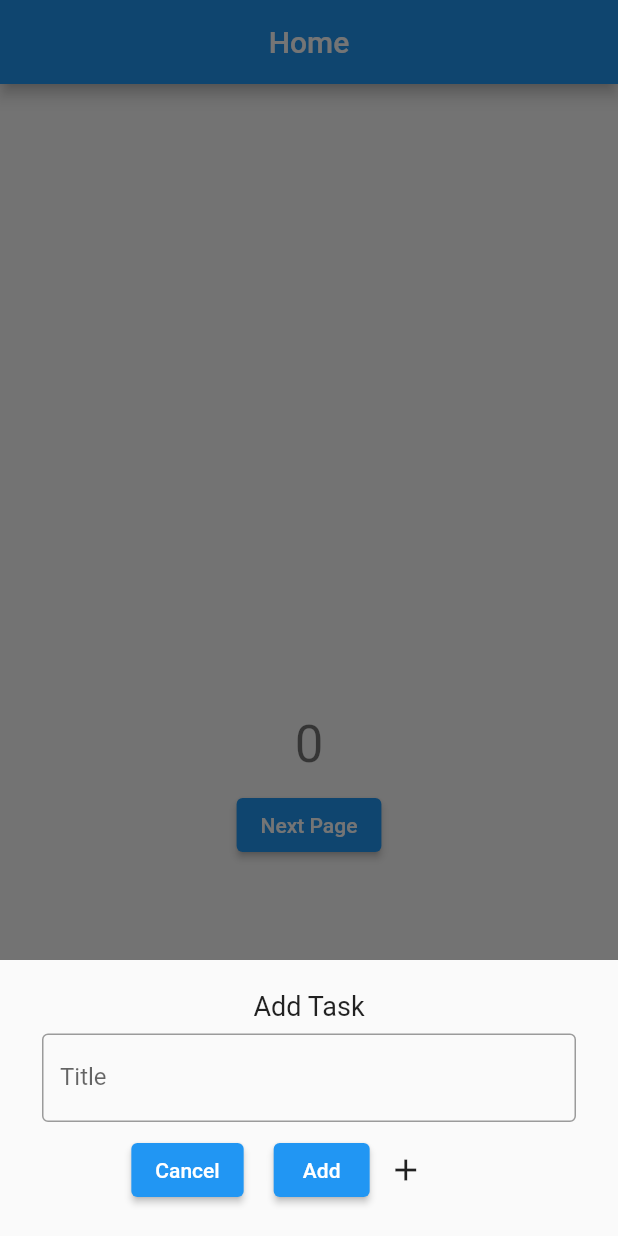
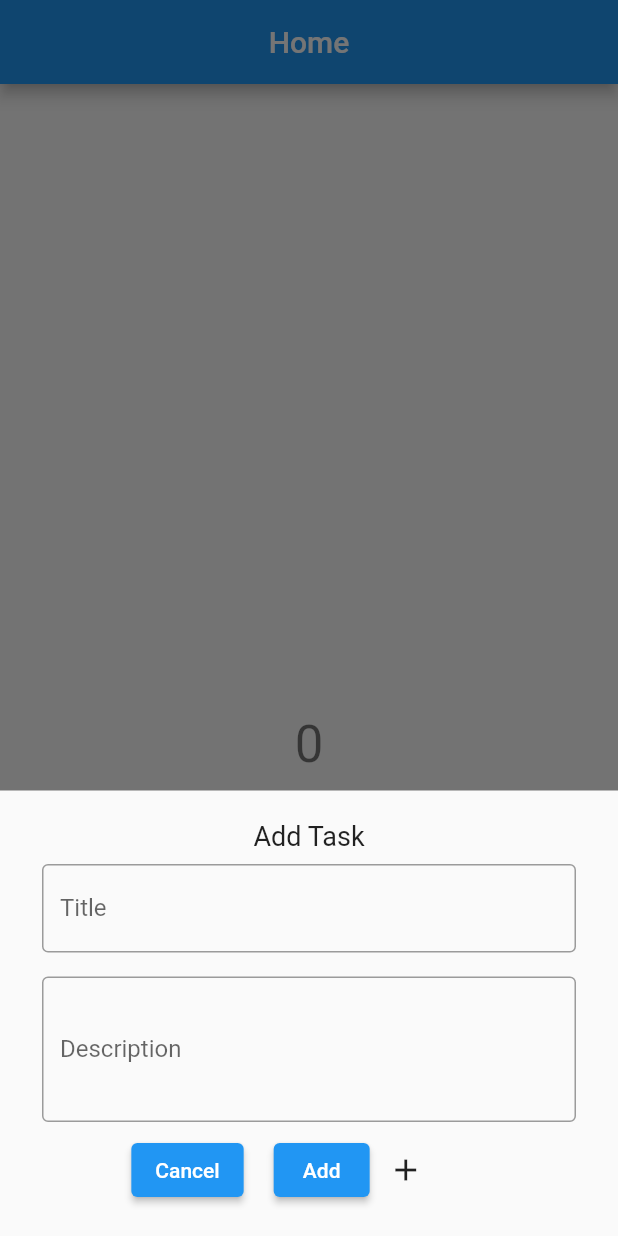
Before and after one commit to SamiraRa/BLoC, a Flutter app: the screen it shows after launch, after a tap on the "add" icon, on a phone screen of 412 x 824 dp. Run offline on Flutter 3.47's test engine with Material 2 defaults, Android fonts, the phone set to English and light mode, and no system bars; our stand-ins replace bloc, equatable, flutter_bloc, hydrated_bloc.

```diff
--- a/lib/Model/task_data_model.dart
+++ b/lib/Model/task_data_model.dart
@@ -4,10 +4,12 @@ import 'package:equatable/equatable.dart';
 
 class Task extends Equatable {
   final String title;
+  final String id;
   bool? isDone;
   bool? isDeleted;
   Task({
     required this.title,
+    required this.id,
     this.isDone,
     this.isDeleted,
   }) {
@@ -17,11 +19,13 @@ class Task extends Equatable {
 
   Task copyWith({
     String? title,
+    String? id,
     bool? isDone,
     bool? isDeleted,
   }) {
     return Task(
       title: title ?? this.title,
+      id: title ?? this.id,
       isDone: isDone ?? this.isDone,
       isDeleted: isDeleted ?? this.isDeleted,
     );
@@ -30,6 +34,7 @@ class Task extends Equatable {
   Map<String, dynamic> toMap() {
     return {
       'title': title,
+      'id': id,
       'isDone': isDone,
       'isDeleted': isDeleted,
     };
@@ -38,6 +43,7 @@ class Task extends Equatable {
   factory Task.fromMap(Map<String, dynamic> map) {
     return Task(
       title: map['title'] ?? ' ',
+      id: map['id'] ?? ' ',
       isDone: map['isDone'],
       isDeleted: map['isDeleted'],
     );
--- a/lib/Screens/tasks_screen.dart
+++ b/lib/Screens/tasks_screen.dart
@@ -105,6 +105,7 @@ class _MyHomePageState extends State<MyHomePage> {
 
   void _addTask(BuildContext context) {
     TextEditingController titleController = TextEditingController();
+    TextEditingController descriptionController = TextEditingController();
     showModalBottomSheet(
         context: context,
         builder: (context) => SingleChildScrollView(
@@ -128,6 +129,18 @@ class _MyHomePageState extends State<MyHomePage> {
                           decoration: const InputDecoration(
                               label: Text('Title'),
                               border: OutlineInputBorder()),
+                        ),
+                      ),
+                      Padding(
+                        padding: const EdgeInsets.all(8.0),
+                        child: TextField(
+                          controller: descriptionController,
+                          autofocus: false,
+                          decoration: const InputDecoration(
+                              label: Text('Description'),
+                              border: OutlineInputBorder()),
+                          minLines: 3,
+                          maxLines: 5,
                         ),
                       ),
                       Row(
```
